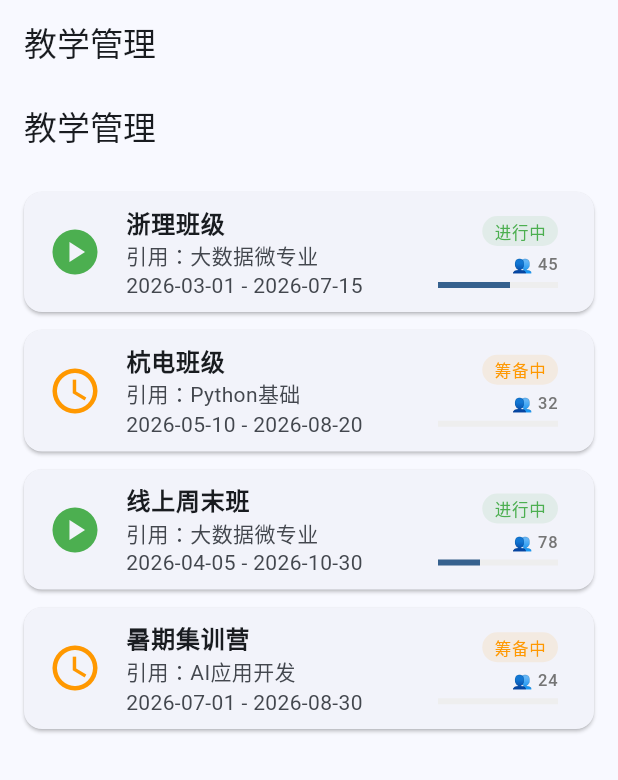
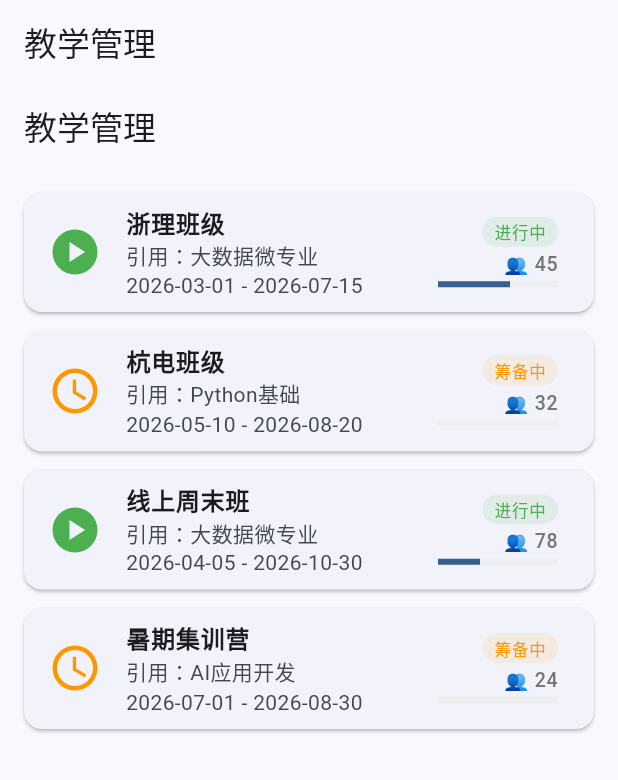
Before and after one commit to quanttide/qtcloud-course, a Flutter app: the screen it shows after launch, item 3 of the bottom bar chosen, on a phone screen of 412 x 824 dp. Shown: the top 780 px of the screen. Run offline on Flutter 3.47's test engine with Material 3 defaults, Android fonts, the phone set to English and light mode, and no system bars.

Commit message:
fix: overflow in class_screen trailing Column

```diff
--- a/src/studio/lib/screens/class_screen.dart
+++ b/src/studio/lib/screens/class_screen.dart
@@ -44,14 +44,14 @@ class ClassScreen extends StatelessWidget {
                       ],
                     ),
                     trailing: Column(
-                      mainAxisAlignment: MainAxisAlignment.center,
+                      mainAxisSize: MainAxisSize.min,
                       crossAxisAlignment: CrossAxisAlignment.end,
                       children: [
                         _ClassStatusChip(status: c.status),
-                        const SizedBox(height: 4),
+                        const SizedBox(height: 2),
                         Text('👥 ${c.studentCount}',
-                            style: TextStyle(color: Colors.grey[600])),
-                        const SizedBox(height: 4),
+                            style: TextStyle(color: Colors.grey[600], fontSize: 13)),
+                        const SizedBox(height: 2),
                         SizedBox(
                           width: 80,
                           child: LinearProgressIndicator(
```
